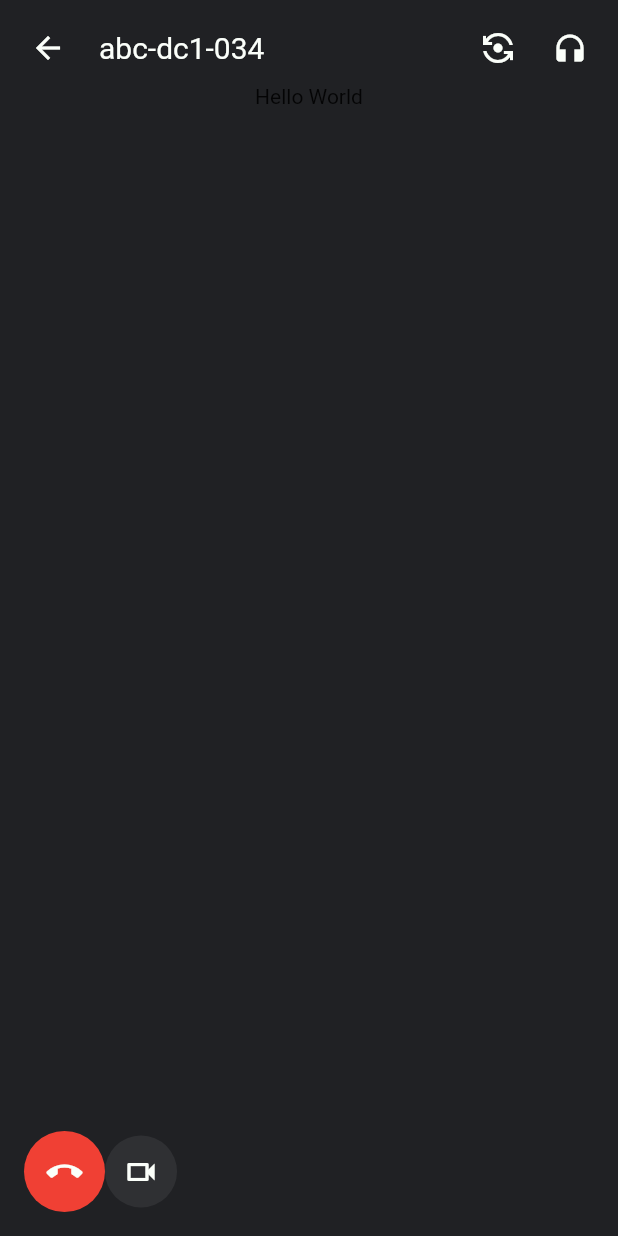
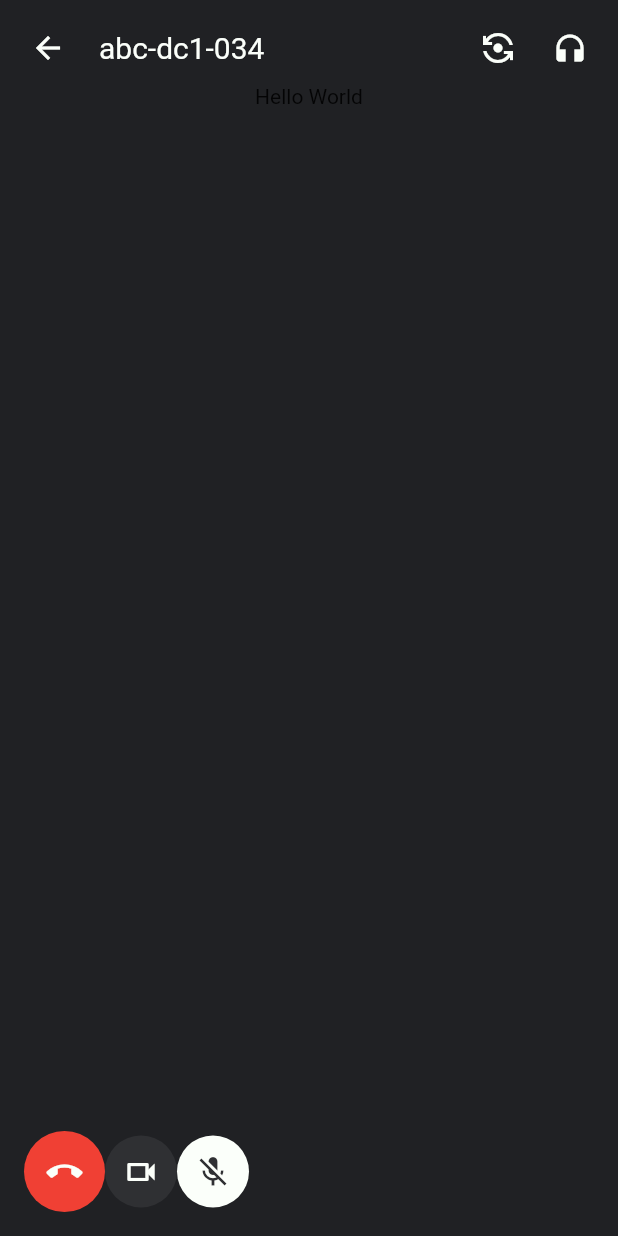
Before and after one commit to octoi/google-meet-clone, a Flutter app: the screen it shows after launch, on a phone screen of 412 x 824 dp. Run offline on Flutter 3.47's test engine with Material 2 defaults, Android fonts, the phone set to English and light mode, and no system bars.

Commit message:
mute btn

```diff
--- a/lib/widgets/utils.dart
+++ b/lib/widgets/utils.dart
@@ -34,6 +34,17 @@ class AppUtils extends StatelessWidget {
               color: appWhite,
             ),
           ),
+          Container(
+            padding: EdgeInsets.all(12.0),
+            decoration: BoxDecoration(
+              color: appWhite,
+              borderRadius: BorderRadius.circular(50.0),
+            ),
+            child: Icon(
+              Icons.mic_off,
+              color: appSecondaryColor,
+            ),
+          ),
         ],
       ),
     );
```
